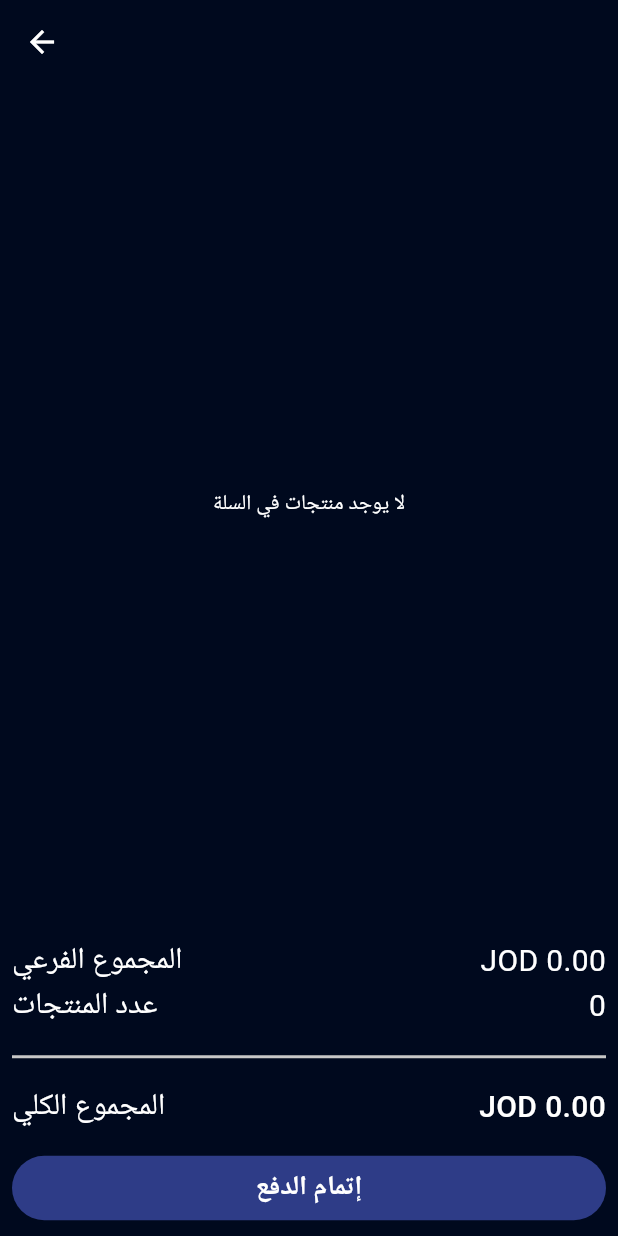
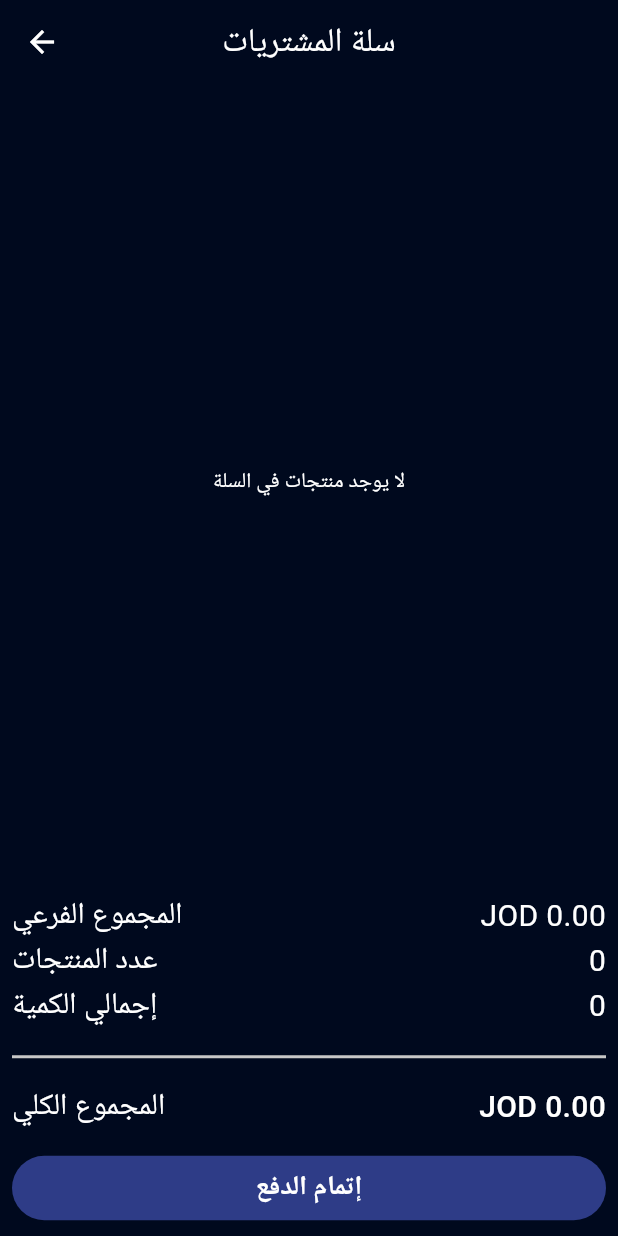
Before and after one commit to jehadadili/App_Bazaro, a Flutter app: the CartView screen opened directly, on a phone screen of 412 x 824 dp. Run offline on Flutter 3.47's test engine with Material 3 defaults, Android fonts, the phone set to English and light mode, and no system bars; our stand-ins replace cached_network_image, cloud_firestore, firebase_auth, firebase_core, firebase_messaging, get and 4 more; accounts and stored records are empty; project files that could hold a hidden picture were left out.

Commit message:
add cart quintty

```diff
--- a/lib/src/features/cart/controller/cart_crl.dart
+++ b/lib/src/features/cart/controller/cart_crl.dart
@@ -42,6 +42,47 @@ class CartCrl extends GetxController {
     }
 
     return orederitem;
+  }
+
+  // Update item quantity in Firestore and local list
+  Future<void> updateItemQuantity(String itemId, int newQuantity) async {
+    try {
+      isLoading = true;
+      update();
+
+      // Find the local item first
+      int itemIndex = orederitem.indexWhere((item) => item.id == itemId);
+      if (itemIndex != -1) {
+        // Update local item
+        orederitem[itemIndex].quantity = newQuantity;
+
+        // Find the document in Firestore
+        QuerySnapshot<Map<String, dynamic>> querySnapshot =
+            await FirebaseFirestore.instance
+                .collection(AppStrings.orders)
+                .where('id', isEqualTo: itemId)
+                .get();
+
+        if (querySnapshot.docs.isNotEmpty) {
+          // Update in Firestore
+          for (var doc in querySnapshot.docs) {
+            await doc.reference.update({'quantity': newQuantity});
+          }
+        }
+      }
+    } catch (e) {
+      log("Error updating quantity: $e");
+      Get.snackbar(
+        'خطأ',
+        'فشل في تحديث الكمية: $e',
+        snackPosition: SnackPosition.BOTTOM,
+        backgroundColor: Colors.red,
+        colorText: Colors.white,
+      );
+    } finally {
+      isLoading = false;
+      update();
+    }
   }
 
   Future<void> deleteItem(String orderId) async {
@@ -98,6 +139,20 @@ class CartCrl extends GetxController {
     }
   }
 
+  // Get total price of all items in cart
+  double getTotalPrice() {
+    double total = 0.0;
+    for (var item in orederitem) {
+      try {
+        double price = double.parse(item.quintity);
+        total += price * item.quantity;
+      } catch (e) {
+        log("Error parsing price: ${item.quintity}");
+      }
+    }
+    return total;
+  }
+
   // Add a method to clear cart if user logs out
   void clearCart() {
     orederitem.clear();
--- a/lib/src/features/cart/view/cart_view.dart
+++ b/lib/src/features/cart/view/cart_view.dart
@@ -3,7 +3,7 @@ import 'package:bazaro_cs/src/features/cart/controller/cart_crl.dart';
 import 'package:bazaro_cs/src/features/cart/view/widgets/custom_body_design.dart';
 import 'package:bazaro_cs/src/features/cart/view/widgets/my_container.dart';
 import 'package:flutter/material.dart';
-import 'package:get/get_state_manager/src/simple/get_state.dart';
+import 'package:get/get.dart';
 
 class CartView extends StatelessWidget {
   const CartView({super.key});
@@ -19,6 +19,11 @@ class CartView extends StatelessWidget {
             backgroundColor: const Color(0xff00091e),
             iconTheme: IconThemeData(color: AppColors.white),
             elevation: 0,
+            title: Text(
+              "سلة المشتريات",
+              style: TextStyle(color: AppColors.white),
+            ),
+            centerTitle: true,
           ),
           body: crl.isLoading
               ? const Center(child: CircularProgressIndicator()) // لو في تحميل
@@ -44,6 +49,11 @@ class CartView extends StatelessWidget {
                                     pries: item.quintity,
                                     orderTime: item.orderTime,
                                     orderData: item.orderData,
+                                    item: item,
+                                    onQuantityChanged: (newQuantity) {
+                                      // Update quantity in database
+                                      crl.updateItemQuantity(item.id, newQuantity);
+                                    },
                                     onPressed: () async {
                                       await crl.deleteItem(item.id);
                                     },
--- a/lib/src/features/cart/view/widgets/custom_body_design.dart
+++ b/lib/src/features/cart/view/widgets/custom_body_design.dart
@@ -1,6 +1,5 @@
 import 'package:bazaro_cs/src/core/widgets/submit_button.dart';
 import 'package:bazaro_cs/src/features/cart/controller/cart_crl.dart';
-import 'package:bazaro_cs/src/features/admin/model/item_model.dart';
 import 'package:flutter/material.dart';
 import 'package:get/get.dart';
 
@@ -12,23 +11,14 @@ class CustomBodyDesign extends StatelessWidget {
     // Use GetBuilder to access the cart controller and rebuild when it changes
     return GetBuilder<CartCrl>(
       builder: (controller) {
-        // Calculate the subtotal
-        double subtotal = 0;
-        for (ItemsModel item in controller.orederitem) {
-          // Convert quintity to double, assuming it contains a number as string
-          try {
-            subtotal += double.parse(item.quintity);
-          } catch (e) {
-            // Handle the case where quintity isn't a valid number
-            print("Error parsing quintity: ${item.quintity}");
-          }
+        // Get the total quantity of all items
+        int totalQuantity = 0;
+        for (var item in controller.orederitem) {
+          totalQuantity += item.quantity;
         }
 
-        // Get the number of items in cart
-        int itemCount = controller.orederitem.length;
-
-        // Calculate the total (just the subtotal for now)
-        double total = subtotal;
+        // Get the total price
+        double totalPrice = controller.getTotalPrice();
 
         return Column(
           children: [
@@ -44,7 +34,7 @@ class CustomBodyDesign extends StatelessWidget {
                 ),
                 const Spacer(),
                 Text(
-                  "JOD ${subtotal.toStringAsFixed(2)}",
+                  "JOD ${totalPrice.toStringAsFixed(2)}",
                   style: const TextStyle(
                     fontSize: 20,
                     fontWeight: FontWeight.w400,
@@ -65,7 +55,28 @@ class CustomBodyDesign extends StatelessWidget {
                 ),
                 const Spacer(),
                 Text(
-                  "$itemCount",
+                  "${controller.orederitem.length}",
+                  style: const TextStyle(
+                    fontSize: 20,
+                    fontWeight: FontWeight.w400,
+                    color: Colors.white,
+                  ),
+                ),
+              ],
+            ),
+            Row(
+              children: [
+                const Text(
+                  "إجمالي الكمية",
+                  style: TextStyle(
+                    fontSize: 20,
+                    fontWeight: FontWeight.w400,
+                    color: Colors.white,
+                  ),
+                ),
+                const Spacer(),
+                Text(
+                  "$totalQuantity",
                   style: const TextStyle(
                     fontSize: 20,
                     fontWeight: FontWeight.w400,
@@ -87,7 +98,7 @@ class CustomBodyDesign extends StatelessWidget {
                 ),
                 const Spacer(),
                 Text(
-                  "JOD ${total.toStringAsFixed(2)}",
+                  "JOD ${totalPrice.toStringAsFixed(2)}",
                   style: const TextStyle(
                     fontSize: 20,
                     fontWeight: FontWeight.w500,
@@ -110,8 +121,14 @@ class CustomBodyDesign extends StatelessWidget {
                   );
                   return;
                 }
-
-
+                // Handle checkout process
+                Get.snackbar(
+                  'تم إتمام الطلب',
+                  'سيتم التواصل معك قريباً',
+                  snackPosition: SnackPosition.BOTTOM,
+                  backgroundColor: Colors.green,
+                  colorText: Colors.white,
+                );
               },
             ),
           ],
--- a/lib/src/features/requst_admin/controller/request_admin_controller.dart
+++ b/lib/src/features/requst_admin/controller/request_admin_controller.dart
@@ -15,7 +15,7 @@ class RequestAdminController extends GetxController {
 
   // توكن جهاز الأدمن
   final String adminDeviceToken =
-      'e-tiF7N5QwOHzZdWy0YLoF:APA91bETAehxx3_al_eNcdr-DSrWuqW9DBk48Eib_U5az6mxBRFiAae6t7rw6B4dX8LoeqypPr1DmP2YI2el86s-pHpKZvDlHKmYxf4sperDXyXewSTawzQ';
+      'eNcvsdc7RPi3AQx7s3MRPL:APA91bGMh76bOu1NLSPjgOBAs-lBjB65Vst-gMQZL06K9b76J6Z7SllLYrlTqnggpej_n5L_k0_1B5cow8nJjnc2wwiqpiFQQ5C2P-RTTazDbW12EExUuf0';
 
   Future<void> requestAdmin({
     required String userName,
```
Also changed, not shown: lib/src/features/admin/model/item_model.dart (+17 -3 lines), lib/src/features/cart/view/widgets/my_container.dart (+103 -19 lines), lib/src/features/details/view/details_view.dart (+18 -2 lines), lib/src/features/details/widgets/custom_design_details.dart (+51 -13 lines), lib/src/features/home/controller/home_crl.dart (+9 -0 lines), lib/src/features/home/view/widgets/greeting_header.dart (+9 -4 lines), 5 other files.
